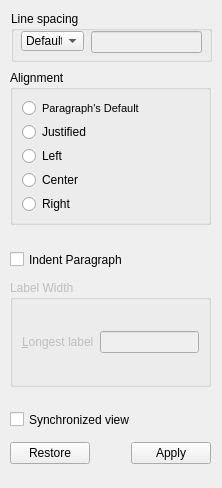
Above: src/frontends/qt4/ui/ParagraphUi.ui from cburschka/lyx before the change. Below: the same form after it.
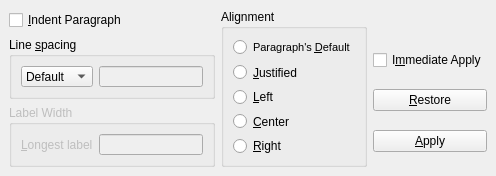
That is the form after the change.

Commit message: Change the paragraph settings dialog: - now floating by default - re-layout horizontally for minimum mouse movement. - allow key shortcuts.

```diff
--- a/src/frontends/qt4/ui/ParagraphUi.ui
+++ b/src/frontends/qt4/ui/ParagraphUi.ui
@@ -8,8 +8,8 @@
    <rect>
     <x>0</x>
     <y>0</y>
-    <width>222</width>
-    <height>488</height>
+    <width>496</width>
+    <height>176</height>
    </rect>
   </property>
   <property name="sizePolicy" >
@@ -32,147 +32,42 @@
   <property name="windowTitle" >
    <string/>
   </property>
-  <widget class="QWidget" name="" >
-   <property name="geometry" >
-    <rect>
-     <x>10</x>
-     <y>440</y>
-     <width>201</width>
-     <height>26</height>
-    </rect>
+  <layout class="QGridLayout" >
+   <property name="margin" >
+    <number>9</number>
    </property>
-   <layout class="QHBoxLayout" >
+   <property name="spacing" >
+    <number>6</number>
+   </property>
+   <item row="0" column="0" >
+    <layout class="QGridLayout" >
     <property name="margin" >
      <number>0</number>
     </property>
     <property name="spacing" >
      <number>6</number>
     </property>
-    <item>
-     <widget class="QPushButton" name="restorePB" >
-      <property name="text" >
-       <string>Restore</string>
-      </property>
-      <property name="autoDefault" >
-       <bool>false</bool>
-      </property>
-     </widget>
-    </item>
-    <item>
-     <spacer>
-      <property name="orientation" >
-       <enum>Qt::Horizontal</enum>
-      </property>
-      <property name="sizeType" >
-       <enum>QSizePolicy::Expanding</enum>
-      </property>
-      <property name="sizeHint" >
-       <size>
-        <width>20</width>
-        <height>20</height>
-       </size>
-      </property>
-     </spacer>
-    </item>
-    <item>
-     <widget class="QPushButton" name="applyPB" >
-      <property name="text" >
-       <string>Apply</string>
-      </property>
-      <property name="autoDefault" >
-       <bool>false</bool>
-      </property>
-     </widget>
-    </item>
-   </layout>
-  </widget>
-  <widget class="QGroupBox" name="groupBox" >
-   <property name="geometry" >
-    <rect>
-     <x>11</x>
-     <y>11</y>
-     <width>201</width>
-     <height>51</height>
-    </rect>
-   </property>
-   <property name="title" >
-    <string>Line spacing</string>
-   </property>
-   <widget class="QLineEdit" name="linespacingValue" >
-    <property name="enabled" >
-     <bool>false</bool>
-    </property>
-    <property name="geometry" >
-     <rect>
-      <x>80</x>
-      <y>20</y>
-      <width>111</width>
-      <height>22</height>
-     </rect>
-    </property>
-   </widget>
-   <widget class="QComboBox" name="linespacing" >
-    <property name="geometry" >
-     <rect>
-      <x>10</x>
-      <y>20</y>
-      <width>63</width>
-      <height>20</height>
-     </rect>
-    </property>
-    <item>
-     <property name="text" >
-      <string>Default</string>
-     </property>
-    </item>
-    <item>
-     <property name="text" >
-      <string>Single</string>
-     </property>
-    </item>
-    <item>
-     <property name="text" >
-      <string>1.5</string>
-     </property>
-    </item>
-    <item>
-     <property name="text" >
-      <string>Double</string>
-     </property>
-    </item>
-    <item>
-     <property name="text" >
-      <string>Custom</string>
-     </property>
-    </item>
-   </widget>
-  </widget>
+     <item row="0" column="0" >
   <widget class="QCheckBox" name="indentCB" >
-   <property name="geometry" >
-    <rect>
-     <x>10</x>
-     <y>250</y>
-     <width>201</width>
-     <height>19</height>
-    </rect>
+       <property name="sizePolicy" >
+        <sizepolicy>
+         <hsizetype>0</hsizetype>
+         <vsizetype>0</vsizetype>
+         <horstretch>0</horstretch>
+         <verstretch>0</verstretch>
+        </sizepolicy>
    </property>
    <property name="text" >
-    <string>Indent Paragraph</string>
-   </property>
-  </widget>
+        <string>&amp;Indent Paragraph</string>
+       </property>
+      </widget>
+     </item>
+     <item rowspan="3" row="0" column="1" >
   <widget class="QGroupBox" name="aligmentGB" >
-   <property name="geometry" >
-    <rect>
-     <x>10</x>
-     <y>70</y>
-     <width>201</width>
-     <height>155</height>
-    </rect>
-   </property>
    <property name="sizePolicy" >
     <sizepolicy>
-     <hsizetype>3</hsizetype>
-     <vsizetype>5</vsizetype>
+         <hsizetype>0</hsizetype>
+         <vsizetype>0</vsizetype>
      <horstretch>0</horstretch>
      <verstretch>0</verstretch>
     </sizepolicy>
@@ -190,28 +85,28 @@
     <item row="4" column="0" >
      <widget class="QRadioButton" name="alignRightRB" >
       <property name="text" >
-       <string>Right</string>
+           <string>&amp;Right</string>
       </property>
      </widget>
     </item>
     <item row="3" column="0" >
      <widget class="QRadioButton" name="alignCenterRB" >
       <property name="text" >
-       <string>Center</string>
+           <string>&amp;Center</string>
       </property>
      </widget>
     </item>
     <item row="2" column="0" >
      <widget class="QRadioButton" name="alignLeftRB" >
       <property name="text" >
-       <string>Left</string>
+           <string>&amp;Left</string>
       </property>
      </widget>
     </item>
     <item row="1" column="0" >
      <widget class="QRadioButton" name="alignJustRB" >
       <property name="text" >
-       <string>Justified</string>
+           <string>&amp;Justified</string>
       </property>
      </widget>
     </item>
@@ -232,28 +127,22 @@
        <string>Use the default alignment for this paragraph, whatever it is.</string>
       </property>
       <property name="text" >
-       <string>Paragraph's Default</string>
+           <string>Paragraph's &amp;Default</string>
       </property>
      </widget>
     </item>
    </layout>
   </widget>
+     </item>
+     <item row="2" column="0" >
   <widget class="QGroupBox" name="labelwidthGB" >
    <property name="enabled" >
     <bool>false</bool>
    </property>
-   <property name="geometry" >
-    <rect>
-     <x>10</x>
-     <y>280</y>
-     <width>201</width>
-     <height>107</height>
-    </rect>
-   </property>
    <property name="sizePolicy" >
     <sizepolicy>
-     <hsizetype>5</hsizetype>
-     <vsizetype>1</vsizetype>
+         <hsizetype>0</hsizetype>
+         <vsizetype>0</vsizetype>
      <horstretch>0</horstretch>
      <verstretch>0</verstretch>
     </sizepolicy>
@@ -268,13 +157,6 @@
     <property name="spacing" >
      <number>6</number>
     </property>
-    <item row="0" column="1" >
-     <widget class="QLineEdit" name="labelWidth" >
-      <property name="toolTip" >
-       <string>This text defines the width of the paragraph label</string>
-      </property>
-     </widget>
-    </item>
     <item row="0" column="0" >
      <widget class="QLabel" name="TextLabel2" >
       <property name="toolTip" >
@@ -288,23 +170,124 @@
       </property>
      </widget>
     </item>
-   </layout>
-  </widget>
+        <item row="0" column="1" >
+         <widget class="QLineEdit" name="labelWidth" >
+          <property name="toolTip" >
+           <string>This text defines the width of the paragraph label</string>
+          </property>
+         </widget>
+        </item>
+       </layout>
+      </widget>
+     </item>
+     <item row="1" column="0" >
+      <widget class="QGroupBox" name="groupBox" >
+       <property name="sizePolicy" >
+        <sizepolicy>
+         <hsizetype>0</hsizetype>
+         <vsizetype>0</vsizetype>
+         <horstretch>0</horstretch>
+         <verstretch>0</verstretch>
+        </sizepolicy>
+       </property>
+       <property name="title" >
+        <string>Line &amp;spacing</string>
+       </property>
+       <layout class="QGridLayout" >
+        <property name="margin" >
+         <number>9</number>
+        </property>
+        <property name="spacing" >
+         <number>6</number>
+        </property>
+        <item row="0" column="0" >
+         <widget class="QComboBox" name="linespacing" >
+          <item>
+           <property name="text" >
+            <string>Default</string>
+           </property>
+          </item>
+          <item>
+           <property name="text" >
+            <string>Single</string>
+           </property>
+          </item>
+          <item>
+           <property name="text" >
+            <string>1.5</string>
+           </property>
+          </item>
+          <item>
+           <property name="text" >
+            <string>Double</string>
+           </property>
+          </item>
+          <item>
+           <property name="text" >
+            <string>Custom</string>
+           </property>
+          </item>
+         </widget>
+        </item>
+        <item row="0" column="1" >
+         <widget class="QLineEdit" name="linespacingValue" >
+          <property name="enabled" >
+           <bool>false</bool>
+          </property>
+         </widget>
+        </item>
+       </layout>
+      </widget>
+     </item>
+     <item rowspan="2" row="1" column="2" >
+      <layout class="QGridLayout" >
+       <property name="margin" >
+        <number>0</number>
+       </property>
+       <property name="spacing" >
+        <number>6</number>
+       </property>
+       <item row="0" column="0" >
   <widget class="QCheckBox" name="synchronizedViewCB" >
-   <property name="geometry" >
-    <rect>
-     <x>10</x>
-     <y>410</y>
-     <width>201</width>
-     <height>19</height>
-    </rect>
+         <property name="sizePolicy" >
+          <sizepolicy>
+           <hsizetype>0</hsizetype>
+           <vsizetype>0</vsizetype>
+           <horstretch>0</horstretch>
+           <verstretch>0</verstretch>
+          </sizepolicy>
    </property>
    <property name="text" >
-    <string>Synchronized view</string>
-   </property>
-  </widget>
- </widget>
- <pixmapfunction></pixmapfunction>
+          <string>I&amp;mmediate Apply</string>
+         </property>
+        </widget>
+       </item>
+       <item row="2" column="0" >
+        <widget class="QPushButton" name="applyPB" >
+         <property name="text" >
+          <string>&amp;Apply</string>
+         </property>
+         <property name="autoDefault" >
+          <bool>false</bool>
+         </property>
+        </widget>
+       </item>
+       <item row="1" column="0" >
+        <widget class="QPushButton" name="restorePB" >
+         <property name="text" >
+          <string>&amp;Restore</string>
+         </property>
+         <property name="autoDefault" >
+          <bool>false</bool>
+         </property>
+        </widget>
+       </item>
+      </layout>
+     </item>
+    </layout>
+   </item>
+  </layout>
+ </widget>
  <tabstops>
   <tabstop>linespacing</tabstop>
   <tabstop>linespacingValue</tabstop>
```
Left out of the diff: 3 changed lines with no effect on the pictures. Lines whose indentation alone changed are shown as unchanged. The commit also changes 2 other files.
